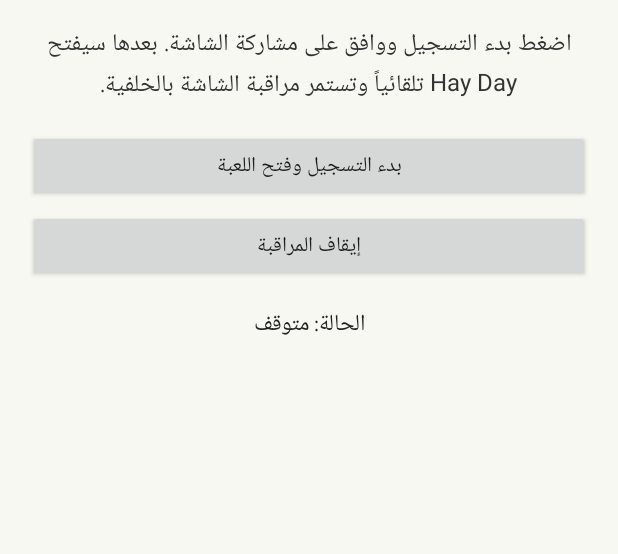
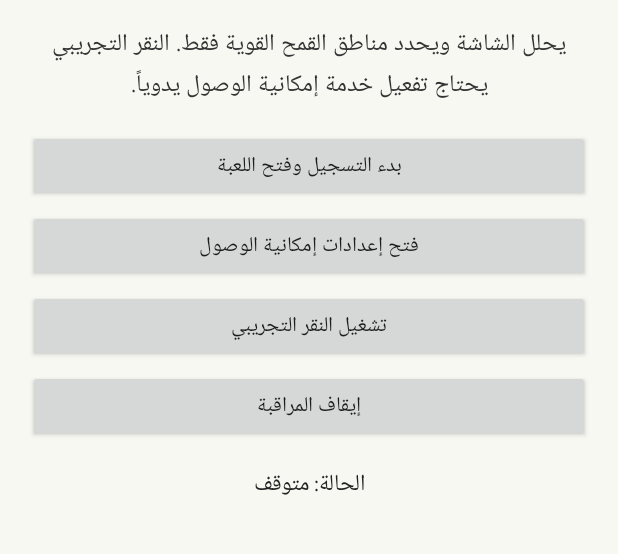
Before and after one commit to Abbas2487248/2027, an Android app: the screen it shows after launch (MainActivity), on a phone screen of 412 x 824 dp, the part 95-649 px from its top. Run offline under Robolectric (Android 15) with nearby library versions, the phone set to English and light mode, and no system bars.

Commit message:
Add accessibility and experimental tap controls

```diff
--- a/app/src/main/java/com/hayday/wheatharvester/MainActivity.java
+++ b/app/src/main/java/com/hayday/wheatharvester/MainActivity.java
@@ -5,10 +5,12 @@ import android.content.BroadcastReceiver;
 import android.content.Context;
 import android.content.Intent;
 import android.content.IntentFilter;
+import android.content.SharedPreferences;
 import android.content.pm.PackageManager;
 import android.media.projection.MediaProjectionManager;
 import android.os.Build;
 import android.os.Bundle;
+import android.provider.Settings;
 import android.view.Gravity;
 import android.widget.Button;
 import android.widget.LinearLayout;
@@ -17,9 +19,12 @@ import android.widget.Toast;
 
 public class MainActivity extends Activity {
     private static final int REQUEST_CAPTURE = 501;
+    private static final String HAY_DAY_PACKAGE = "com.supercell.hayday";
+    private static final String PREFS = "wheat_bot";
+    private static final String AUTO_HARVEST = "auto_harvest";
     private boolean gameOpened = false;
-    private static final String HAY_DAY_PACKAGE = "com.supercell.hayday";
     private TextView status;
+    private Button autoButton;
     private BroadcastReceiver receiver;
 
     @Override public void onCreate(Bundle state) {
@@ -38,7 +43,7 @@ public class MainActivity extends Activity {
         root.addView(title, params());
 
         TextView info = new TextView(this);
-        info.setText("اضغط بدء التسجيل ووافق على مشاركة الشاشة. بعدها سيفتح Hay Day تلقائياً وتستمر مراقبة الشاشة بالخلفية.");
+        info.setText("يحلل الشاشة ويحدد مناطق القمح القوية فقط. النقر التجريبي يحتاج تفعيل خدمة إمكانية الوصول يدوياً.");
         info.setTextSize(16);
         info.setTextColor(0xff333333);
         info.setGravity(Gravity.CENTER);
@@ -51,15 +56,38 @@ public class MainActivity extends Activity {
         root.addView(start, bp);
         start.setOnClickListener(v -> requestScreenCapture());
 
+        Button accessibility = new Button(this);
+        accessibility.setText("فتح إعدادات إمكانية الوصول");
+        LinearLayout.LayoutParams ap = params(); ap.topMargin = 8;
+        root.addView(accessibility, ap);
+        accessibility.setOnClickListener(v ->
+                startActivity(new Intent(Settings.ACTION_ACCESSIBILITY_SETTINGS)));
+
+        autoButton = new Button(this);
+        LinearLayout.LayoutParams abp = params(); abp.topMargin = 8;
+        root.addView(autoButton, abp);
+        updateAutoButton();
+        autoButton.setOnClickListener(v -> {
+            SharedPreferences prefs = getSharedPreferences(PREFS, MODE_PRIVATE);
+            boolean enabled = !prefs.getBoolean(AUTO_HARVEST, false);
+            prefs.edit().putBoolean(AUTO_HARVEST, enabled).apply();
+            updateAutoButton();
+            status.setText(enabled
+                    ? "وضع النقر التجريبي مفعّل. سيحاول نقرة واحدة على أقوى منطقة قمح مرشحة فقط."
+                    : "تم إيقاف النقر التجريبي.");
+        });
+
         Button stop = new Button(this);
         stop.setText("إيقاف المراقبة");
         LinearLayout.LayoutParams sp = params(); sp.topMargin = 8;
         root.addView(stop, sp);
         stop.setOnClickListener(v -> {
+            getSharedPreferences(PREFS, MODE_PRIVATE).edit().putBoolean(AUTO_HARVEST, false).apply();
+            updateAutoButton();
             Intent service = new Intent(this, ScreenMonitorService.class);
             service.setAction(ScreenMonitorService.ACTION_STOP);
             startService(service);
-            status.setText("تم طلب إيقاف المراقبة.");
+            status.setText("تم إيقاف المراقبة والنقر التجريبي.");
         });
 
         status = new TextView(this);
@@ -73,14 +101,17 @@ public class MainActivity extends Activity {
         registerStatusReceiver();
     }
 
+    private void updateAutoButton() {
+        if (autoButton == null) return;
+        boolean enabled = getSharedPreferences(PREFS, MODE_PRIVATE).getBoolean(AUTO_HARVEST, false);
+        autoButton.setText(enabled ? "إيقاف النقر التجريبي" : "تشغيل النقر التجريبي");
+    }
+
     private void requestScreenCapture() {
         try {
             MediaProjectionManager manager =
                     (MediaProjectionManager) getSystemService(MEDIA_PROJECTION_SERVICE);
-            if (manager == null) {
-                showError("خدمة تسجيل الشاشة غير متاحة على الجهاز.");
-                return;
-            }
+            if (manager == null) { showError("خدمة تسجيل الشاشة غير متاحة على الجهاز."); return; }
             status.setText("بانتظار موافقتك على تسجيل الشاشة...");
             startActivityForResult(manager.createScreenCaptureIntent(), REQUEST_CAPTURE);
         } catch (Exception e) {
@@ -109,9 +140,7 @@ public class MainActivity extends Activity {
         Toast.makeText(this, message, Toast.LENGTH_LONG).show();
     }
 
-    private LinearLayout.LayoutParams params() {
-        return new LinearLayout.LayoutParams(-1, -2);
-    }
+    private LinearLayout.LayoutParams params() { return new LinearLayout.LayoutParams(-1, -2); }
 
     private void registerStatusReceiver() {
         receiver = new BroadcastReceiver() {
@@ -120,10 +149,7 @@ public class MainActivity extends Activity {
                     status.setText(intent.getStringExtra("message"));
                 } else if (ScreenMonitorService.ACTION_READY.equals(intent.getAction())) {
                     status.setText("التسجيل شغال. جارٍ فتح Hay Day...");
-                    if (!gameOpened) {
-                        gameOpened = true;
-                        openHayDay();
-                    }
+                    if (!gameOpened) { gameOpened = true; openHayDay(); }
                 }
             }
         };
@@ -141,15 +167,12 @@ public class MainActivity extends Activity {
             status.setText("لم تتم الموافقة على تسجيل الشاشة. اضغط بدء التسجيل وحاول مرة أخرى.");
             return;
         }
-
         try {
             Intent service = new Intent(this, ScreenMonitorService.class);
             service.putExtra("resultCode", resultCode);
             service.putExtra("resultData", data);
-            if (Build.VERSION.SDK_INT >= 26) startForegroundService(service);
-            else startService(service);
-
-            status.setText("تم إرسال طلب التسجيل. أنتظر تأكيد تشغيل التسجيل قبل فتح اللعبة...");
+            if (Build.VERSION.SDK_INT >= 26) startForegroundService(service); else startService(service);
+            status.setText("تم إرسال طلب التسجيل. أنتظر تأكيد تشغيل التسجيل...");
         } catch (Exception e) {
             showError("تعذر تشغيل خدمة التسجيل: " + e.getClass().getSimpleName() + " - " + e.getMessage());
         }
```
